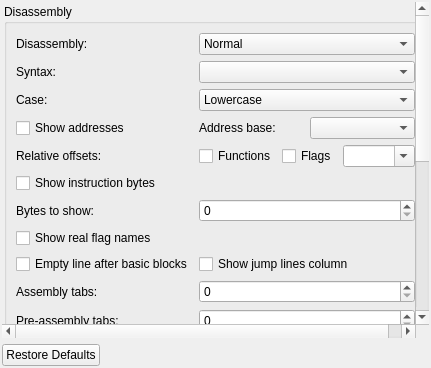
Above: src/dialogs/settings/AsmOptionsWidget.ui from radareorg/iaito before the change. Below: the same form after it.
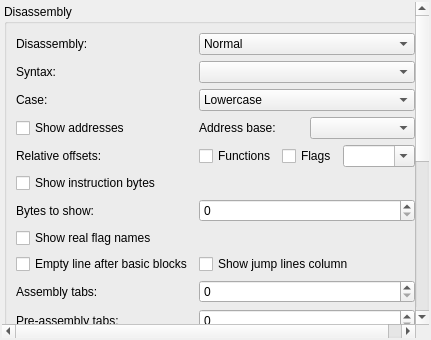
That is the form after the change.

Commit message: Fix settings action placement and dialog resizing

```diff
--- a/src/dialogs/settings/AsmOptionsWidget.ui
+++ b/src/dialogs/settings/AsmOptionsWidget.ui
@@ -421,16 +421,6 @@
      </widget>
     </widget>
    </item>
-   <item>
-    <widget class="QDialogButtonBox" name="buttonBox">
-     <property name="orientation">
-      <enum>Qt::Horizontal</enum>
-     </property>
-     <property name="standardButtons">
-      <set>QDialogButtonBox::RestoreDefaults</set>
-     </property>
-    </widget>
-   </item>
   </layout>
   <action name="actionSaveAsDefault">
    <property name="text">
```
The commit also changes 8 other files.
